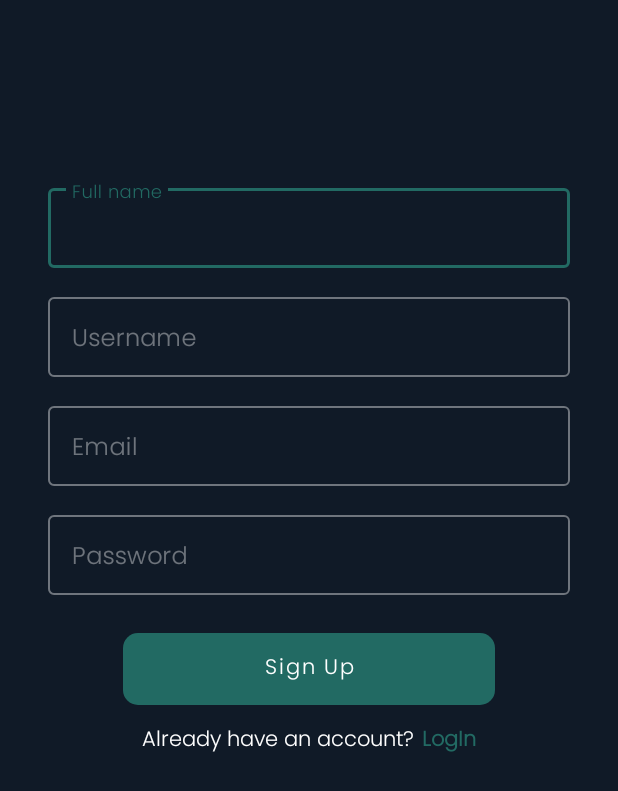
After one commit to surabhirupani/FP_MADTPEEPS_PDFEDITOR, an Android app: the layout activity_sign_up.xml on its own in the app's theme, with its tools: preview values and no code run, on a phone screen of 412 x 824 dp. The commit adds this screen. Shown: the top 791 px of the screen. Run offline under Robolectric (Android 15) with nearby library versions, the phone set to English and light mode, and no system bars.

Commit message:
create design for login and signup screen

```diff
--- /dev/null
+++ b/app/src/main/res/layout/activity_sign_up.xml
@@ -0,0 +1,150 @@
+<?xml version="1.0" encoding="utf-8"?>
+<androidx.appcompat.widget.LinearLayoutCompat xmlns:android="http://schemas.android.com/apk/res/android"
+    xmlns:app="http://schemas.android.com/apk/res-auto"
+    xmlns:tools="http://schemas.android.com/tools"
+    android:layout_width="match_parent"
+    android:layout_height="match_parent"
+    android:orientation="vertical"
+    android:background="@color/colorPrimary"
+    tools:context=".Activity.SignUpActivity">
+
+    <androidx.appcompat.widget.Toolbar
+        android:id="@+id/toolbar"
+        android:layout_width="match_parent"
+        android:layout_height="?attr/actionBarSize"
+        android:fitsSystemWindows="false"
+        android:theme="@style/ToolbarStyle"
+        app:contentInsetStartWithNavigation="0dp"
+        app:popupTheme="@style/ThemeOverlay.AppCompat.Light" />
+
+
+    <ScrollView
+        android:layout_width="match_parent"
+        android:layout_height="match_parent"
+        android:fillViewport="true"
+        android:scrollbars="none"
+        >
+
+        <LinearLayout
+            android:layout_width="match_parent"
+            android:layout_height="wrap_content"
+            android:orientation="vertical">
+
+            <com.google.android.material.textfield.TextInputLayout
+                android:layout_width="match_parent"
+                style="@style/LoginTextInputLayoutStyle"
+                android:layout_height="wrap_content"
+                android:layout_marginStart="32dp"
+                android:layout_marginTop="64dp"
+                android:layout_marginEnd="32dp"
+                android:textColorHint="@color/colorTextGrey"
+                android:hint="Full name">
+
+                <!--this is the actual edit text which takes the input-->
+                <com.google.android.material.textfield.TextInputEditText
+                    android:id="@+id/et_fullname"
+                    android:layout_width="match_parent"
+                    android:inputType="text|textCapWords"
+                    android:textColor="@color/colorWhite"
+                    android:layout_height="wrap_content" />
+
+            </com.google.android.material.textfield.TextInputLayout>
+
+            <com.google.android.material.textfield.TextInputLayout
+                android:layout_width="match_parent"
+                style="@style/LoginTextInputLayoutStyle"
+                android:layout_height="wrap_content"
+                android:layout_marginStart="32dp"
+                android:layout_marginTop="14dp"
+                android:layout_marginEnd="32dp"
+                android:textColorHint="@color/colorTextGrey"
+                android:hint="Username">
+
+                <!--this is the actual edit text which takes the input-->
+                <com.google.android.material.textfield.TextInputEditText
+                    android:id="@+id/et_username"
+                    android:layout_width="match_parent"
+                    android:inputType="text"
+                    android:textColor="@color/colorWhite"
+                    android:layout_height="wrap_content" />
+
+            </com.google.android.material.textfield.TextInputLayout>
+
+            <com.google.android.material.textfield.TextInputLayout
+                android:layout_width="match_parent"
+                style="@style/LoginTextInputLayoutStyle"
+                android:layout_height="wrap_content"
+                android:layout_marginStart="32dp"
+                android:layout_marginTop="14dp"
+                android:layout_marginEnd="32dp"
+                android:textColorHint="@color/colorTextGrey"
+                android:hint="Email">
+
+                <!--this is the actual edit text which takes the input-->
+                <com.google.android.material.textfield.TextInputEditText
+                    android:id="@+id/et_email"
+                    android:layout_width="match_parent"
+                    android:inputType="textEmailAddress"
+                    android:textColor="@color/colorWhite"
+                    android:layout_height="wrap_content" />
+
+            </com.google.android.material.textfield.TextInputLayout>
+
+            <com.google.android.material.textfield.TextInputLayout
+                android:layout_width="match_parent"
+                style="@style/LoginTextInputLayoutStyle"
+                android:layout_height="wrap_content"
+                android:layout_marginStart="32dp"
+                android:layout_marginTop="14dp"
+                android:layout_marginEnd="32dp"
+                android:textColorHint="@color/colorTextGrey"
+                android:hint="Password">
+
+                <!--this is the actual edit text which takes the input-->
+                <com.google.android.material.textfield.TextInputEditText
+                    android:id="@+id/et_pwd"
+                    android:layout_width="match_parent"
+                    android:inputType="textPassword"
+                    android:textColor="@color/colorWhite"
+                    android:layout_height="wrap_content" />
+
+            </com.google.android.material.textfield.TextInputLayout>
+
+            <Button
+                android:layout_width="match_parent"
+                android:layout_height="wrap_content"
+                android:layout_marginTop="25dp"
+                android:layout_marginStart="82dp"
+                android:layout_marginEnd="82dp"
+                android:text="Sign Up"
+                android:textAllCaps="false"
+                android:id="@+id/btn_register"
+                android:background="@drawable/et_rounded"/>
+
+            <androidx.appcompat.widget.LinearLayoutCompat
+                android:layout_width="match_parent"
+                android:layout_height="wrap_content"
+                android:orientation="horizontal"
+                android:gravity="center"
+                android:layout_marginTop="12dp">
+
+                <TextView
+                    android:layout_width="wrap_content"
+                    android:layout_height="wrap_content"
+                    android:textColor="@color/colorWhite"
+                    android:text="Already have an account?"/>
+
+                <TextView
+                    android:layout_width="wrap_content"
+                    android:layout_height="wrap_content"
+                    android:text="LogIn"
+                    android:layout_marginLeft="5dp"
+                    android:id="@+id/tv_login"
+                    android:textStyle="bold"
+                    android:textColor="@color/colorAccent"/>
+            </androidx.appcompat.widget.LinearLayoutCompat>
+
+        </LinearLayout>
+    </ScrollView>
+
+</androidx.appcompat.widget.LinearLayoutCompat>
```
Also changed, not shown: app/src/main/res/layout/activity_login.xml (added, +199 -0 lines), app/src/main/res/layout/activity_splash.xml (+20 -2 lines).
